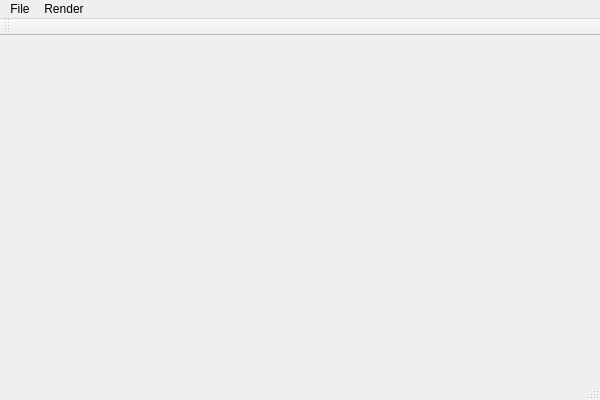
First picture: the form in qd3d9view_frontend/MapEditorD3D/mapeditord3d.ui, repository nicecapj/qd3d9view, before the edit.
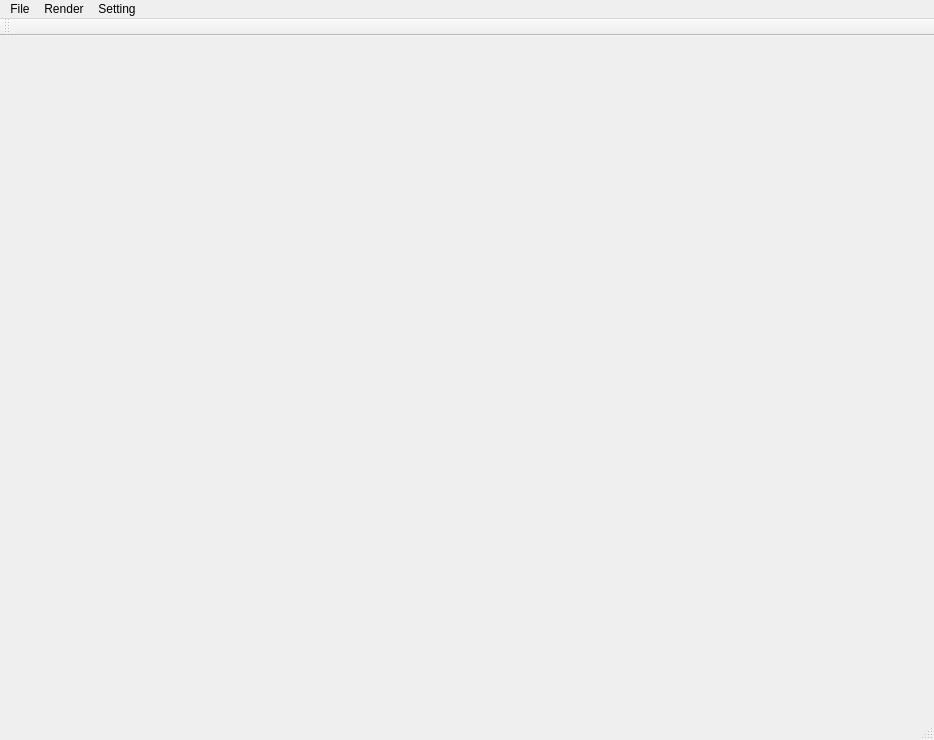
Second picture: the form after the edit.

Commit message: add:light setting dialog

Patch:
```diff
--- a/qd3d9view_frontend/MapEditorD3D/mapeditord3d.ui
+++ b/qd3d9view_frontend/MapEditorD3D/mapeditord3d.ui
@@ -6,8 +6,8 @@
    <rect>
     <x>0</x>
     <y>0</y>
-    <width>600</width>
-    <height>400</height>
+    <width>934</width>
+    <height>740</height>
    </rect>
   </property>
   <property name="windowTitle">
@@ -19,7 +19,7 @@
     <rect>
      <x>0</x>
      <y>0</y>
-     <width>600</width>
+     <width>934</width>
      <height>17</height>
     </rect>
    </property>
@@ -48,8 +48,15 @@
     </widget>
     <addaction name="menuImport"/>
    </widget>
+   <widget class="QMenu" name="menuSetting">
+    <property name="title">
+     <string>Setting</string>
+    </property>
+    <addaction name="actionLight"/>
+   </widget>
    <addaction name="menuFile"/>
    <addaction name="menuRender"/>
+   <addaction name="menuSetting"/>
   </widget>
   <widget class="QToolBar" name="mainToolBar">
    <attribute name="toolBarArea">
```
Left out of the diff: 5 changed lines with no effect on the pictures. The commit also changes 11 other files.
